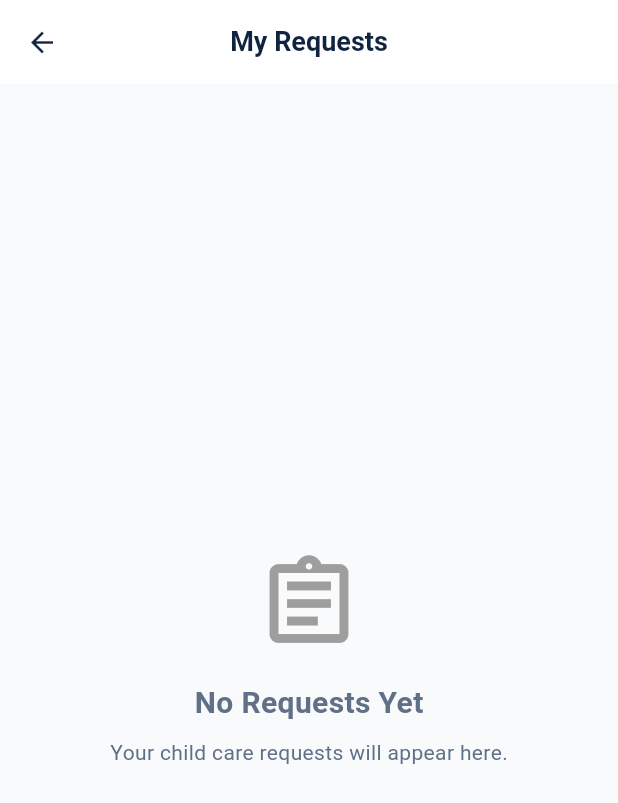
After one commit to H3shanG/CareLink, a Flutter app: the ChildHomeScreen screen opened by its route, item 2 of the bottom bar chosen, on a phone screen of 412 x 824 dp. The commit adds this screen. Shown: the top 803 px of the screen. Run offline on Flutter 3.47's test engine with Material 3 defaults, Android fonts, the phone set to English and light mode, and no system bars; our stand-ins replace cloud_firestore, firebase_auth, firebase_core; accounts and stored records are empty.

Commit message:
Implement Child Care request history and bottom navigation

```diff
--- a/lib/src/features/home/presentation/child_home_screen.dart
+++ b/lib/src/features/home/presentation/child_home_screen.dart
@@ -1,11 +1,14 @@
+import 'package:flutter/material.dart';
 
-import 'package:flutter/material.dart';
+import '../../../core/routes/route_names.dart';
+import 'child_my_requests_screen.dart';
 import 'sick_child_care_screen.dart';
 import 'baby_health_record_screen.dart';
 import 'pediatric_medicine_screen.dart';
 import 'baby_equipment_rental_screen.dart';
 import 'pediatrician_locator_screen.dart';
 import 'emergency_transport_screen.dart';
+import '../../messages/presentation/messages_screen.dart';
 
 class ChildHomeScreen extends StatelessWidget {
   const ChildHomeScreen({super.key});
@@ -57,25 +60,16 @@ class ChildHomeScreen extends StatelessWidget {
               // CareLink header
               Row(
                 children: [
-                  const Icon(
-                    Icons.favorite,
-                    color: Colors.redAccent,
-                    size: 30,
-                  ),
+                  const Icon(Icons.favorite, color: Colors.redAccent, size: 30),
                   const SizedBox(width: 8),
                   const Text(
                     'CareLink',
-                    style: TextStyle(
-                      fontSize: 24,
-                      fontWeight: FontWeight.bold,
-                    ),
+                    style: TextStyle(fontSize: 24, fontWeight: FontWeight.bold),
                   ),
                   const Spacer(),
                   IconButton(
                     onPressed: () {},
-                    icon: const Icon(
-                      Icons.notifications_none,
-                    ),
+                    icon: const Icon(Icons.notifications_none),
                   ),
                 ],
               ),
@@ -121,10 +115,8 @@ class ChildHomeScreen extends StatelessWidget {
                   children: [
                     const Expanded(
                       child: Column(
-                        crossAxisAlignment:
-                            CrossAxisAlignment.start,
-                        mainAxisAlignment:
-                            MainAxisAlignment.center,
+                        crossAxisAlignment: CrossAxisAlignment.start,
+                        mainAxisAlignment: MainAxisAlignment.center,
                         children: [
                           Text(
                             'Happy & Healthy\nChildhood',
@@ -143,7 +135,8 @@ class ChildHomeScreen extends StatelessWidget {
                     ),
                     ClipRRect(
                       borderRadius: BorderRadius.circular(12),
-                  child: Image.asset('assets/images/onboarding/child_care.png',
+                      child: Image.asset(
+                        'assets/images/onboarding/child_care.png',
                         width: 120,
                         height: 115,
                         fit: BoxFit.cover,
@@ -157,20 +150,13 @@ class ChildHomeScreen extends StatelessWidget {
 
               // Services heading
               Row(
-                mainAxisAlignment:
-                    MainAxisAlignment.spaceBetween,
+                mainAxisAlignment: MainAxisAlignment.spaceBetween,
                 children: [
                   const Text(
                     'Child Care Services',
-                    style: TextStyle(
-                      fontSize: 19,
-                      fontWeight: FontWeight.bold,
+                    style: TextStyle(fontSize: 19, fontWeight: FontWeight.bold),
                   ),
-                  ),
-                  TextButton(
-                    onPressed: () {},
-                    child: const Text('See All'),
-                  ),
+                  TextButton(onPressed: () {}, child: const Text('See All')),
                 ],
               ),
 
@@ -179,11 +165,9 @@ class ChildHomeScreen extends StatelessWidget {
               // Service grid
               GridView.builder(
                 shrinkWrap: true,
-                physics:
-                    const NeverScrollableScrollPhysics(),
+                physics: const NeverScrollableScrollPhysics(),
                 itemCount: services.length,
-                gridDelegate:
-                    const SliverGridDelegateWithFixedCrossAxisCount(
+                gridDelegate: const SliverGridDelegateWithFixedCrossAxisCount(
                   crossAxisCount: 3,
                   crossAxisSpacing: 10,
                   mainAxisSpacing: 10,
@@ -195,8 +179,6 @@ itemBuilder: (context, index) {
 
                   return InkWell(
                     borderRadius: BorderRadius.circular(15),
-
-
 
                     onTap: () {
                       if (index == 0) {
@@ -210,42 +192,44 @@ onTap: () {
                         Navigator.push(
                           context,
                           MaterialPageRoute(
-        builder: (context) => const BabyHealthRecordScreen(),
+                            builder: (context) =>
+                                const BabyHealthRecordScreen(),
                           ),
                         );
                       } else if (index == 2) {
                         Navigator.push(
                           context,
                           MaterialPageRoute(
-        builder: (context) => const PediatricMedicineScreen(),
+                            builder: (context) =>
+                                const PediatricMedicineScreen(),
                           ),
                         );
                       } else if (index == 3) {
                         Navigator.push(
                           context,
                           MaterialPageRoute(
-        builder: (context) => const BabyEquipmentRentalScreen(),
+                            builder: (context) =>
+                                const BabyEquipmentRentalScreen(),
                           ),
                         );
-  }
-  else if (index == 4) {
+                      } else if (index == 4) {
                         Navigator.push(
                           context,
                           MaterialPageRoute(
-      builder: (context) => const PediatricianLocatorScreen(),
+                            builder: (context) =>
+                                const PediatricianLocatorScreen(),
                           ),
                         );
-}
-else if (index == 5) {
+                      } else if (index == 5) {
                         Navigator.push(
                           context,
                           MaterialPageRoute(
-      builder: (context) => const EmergencyTransportScreen(),
+                            builder: (context) =>
+                                const EmergencyTransportScreen(),
                           ),
                         );
                       }
                     },
-
 
                     child: Container(
                       decoration: BoxDecoration(
@@ -264,9 +248,7 @@ else if (index == 5) {
                           ),
                           const SizedBox(height: 10),
                           Padding(
-            padding: const EdgeInsets.symmetric(
-              horizontal: 4,
-            ),
+                            padding: const EdgeInsets.symmetric(horizontal: 4),
                             child: Text(
                               service['name'] as String,
                               textAlign: TextAlign.center,
@@ -281,7 +263,6 @@ else if (index == 5) {
                     ),
                   );
                 },
-
               ),
             ],
           ),
@@ -295,13 +276,24 @@ else if (index == 5) {
         selectedItemColor: Colors.blue,
         unselectedItemColor: Colors.grey,
         onTap: (index) {
-          // Navigation will be connected later.
+          if (index == 1) {
+            Navigator.push(
+              context,
+              MaterialPageRoute(
+                builder: (context) => const ChildMyRequestsScreen(),
+              ),
+            );
+          } else if (index == 2) {
+            Navigator.push(
+              context,
+              MaterialPageRoute(builder: (context) => const MessagesScreen()),
+            );
+          } else if (index == 3) {
+            Navigator.pushNamed(context, RouteNames.profile);
+          }
         },
         items: const [
-          BottomNavigationBarItem(
-            icon: Icon(Icons.home),
-            label: 'Home',
-          ),
+          BottomNavigationBarItem(icon: Icon(Icons.home), label: 'Home'),
           BottomNavigationBarItem(
             icon: Icon(Icons.assignment_outlined),
             label: 'My Requests',
--- /dev/null
+++ b/lib/src/features/home/presentation/child_my_requests_screen.dart
@@ -0,0 +1,121 @@
+import 'package:flutter/material.dart';
+
+import 'child_care_request_store.dart';
+import 'baby_equipment_rental_store.dart';
+import 'pediatric_medicine_request_store.dart';
+import 'pediatrician_appointment_store.dart';
+import 'emergency_transport_request_store.dart';
+
+class ChildMyRequestsScreen extends StatefulWidget {
+  const ChildMyRequestsScreen({super.key});
+
+  @override
+  State<ChildMyRequestsScreen> createState() =>
+      _ChildMyRequestsScreenState();
+}
+
+class _ChildMyRequestsScreenState
+    extends State<ChildMyRequestsScreen> {
+
+  @override
+  Widget build(BuildContext context) {
+    final groups = {
+      'Sick Child Care':
+          ChildCareRequestStore.requests,
+      'Pediatric Medicine':
+          PediatricMedicineRequestStore.requests,
+      'Baby Equipment Rental':
+          BabyEquipmentRentalStore.requests,
+      'Pediatrician Appointment':
+          PediatricianAppointmentStore.appointments,
+      'Emergency Transport':
+          EmergencyTransportRequestStore.requests,
+    };
+
+    final totalRequests = groups.values.fold<int>(
+      0,
+      (total, requests) => total + requests.length,
+    );
+
+    return Scaffold(
+      backgroundColor: const Color(0xFFF9FAFC),
+      appBar: AppBar(
+        title: const Text('My Requests'),
+        backgroundColor: Colors.white,
+      ),
+      body: totalRequests == 0
+          ? const Center(
+              child: Column(
+                mainAxisAlignment: MainAxisAlignment.center,
+                children: [
+                  Icon(
+                    Icons.assignment_outlined,
+                    size: 70,
+                    color: Colors.grey,
+                  ),
+                  SizedBox(height: 16),
+                  Text(
+                    'No Requests Yet',
+                    style: TextStyle(
+                      fontSize: 20,
+                      fontWeight: FontWeight.bold,
+                    ),
+                  ),
+                  SizedBox(height: 8),
+                  Text('Your child care requests will appear here.'),
+                ],
+              ),
+            )
+          : ListView(
+              padding: const EdgeInsets.all(16),
+              children: [
+                Text(
+                  'Total Requests: $totalRequests',
+                  style: const TextStyle(
+                    fontSize: 16,
+                    fontWeight: FontWeight.bold,
+                  ),
+                ),
+                const SizedBox(height: 16),
+
+                for (final group in groups.entries)
+                  for (final request in group.value.reversed)
+                    Card(
+                      color: Colors.white,
+                      margin: const EdgeInsets.only(bottom: 12),
+                      shape: RoundedRectangleBorder(
+                        borderRadius: BorderRadius.circular(16),
+                      ),
+                      child: Padding(
+                        padding: const EdgeInsets.all(16),
+                        child: Column(
+                          crossAxisAlignment:
+                              CrossAxisAlignment.start,
+                          children: [
+                            Text(
+                              group.key,
+                              style: const TextStyle(
+                                fontSize: 17,
+                                fontWeight: FontWeight.bold,
+                                color: Colors.blue,
+                              ),
+                            ),
+                            const SizedBox(height: 12),
+
+                            for (final entry in request.entries)
+                              Padding(
+                                padding:
+                                    const EdgeInsets.only(bottom: 6),
+                                child: Text(
+                                  '${entry.key}: ${entry.value}',
+                                ),
+                              ),
+                          ],
+                        ),
+                      ),
+                    ),
+              ],
+            ),
+    );
+  }
+}
```
Lines whose indentation alone changed are shown as unchanged.
